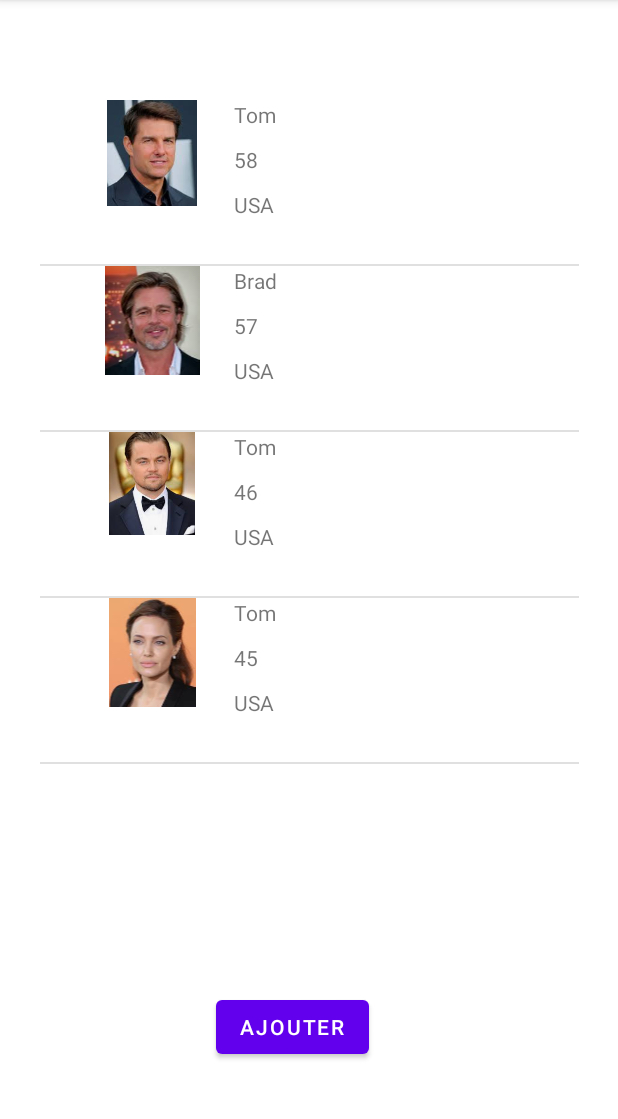
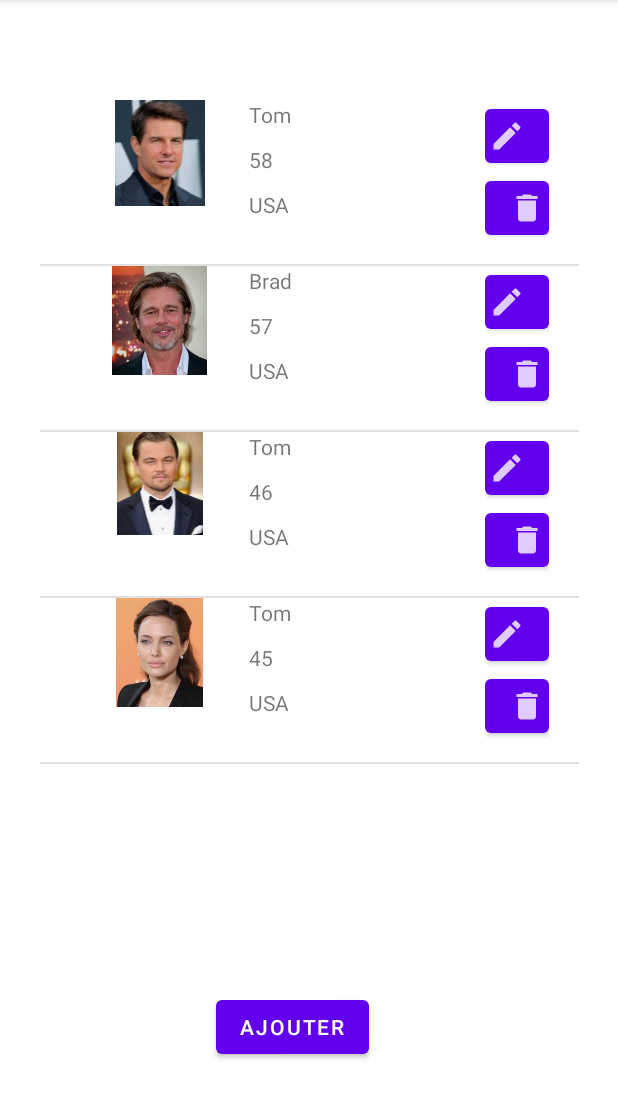
Before and after one commit to kuwano12/ListActor, an Android app: the screen it shows after launch (MainActivity), on a phone screen of 412 x 824 dp, the part 84-1203 px from its top. Run offline under Robolectric (Android 15) with nearby library versions, the phone set to English and light mode, and no system bars.

Commit message:
edit and delete button and editActorForm added

```diff
--- a/app/src/main/AndroidManifest.xml
+++ b/app/src/main/AndroidManifest.xml
@@ -9,7 +9,8 @@
         android:roundIcon="@mipmap/ic_launcher_round"
         android:supportsRtl="true"
         android:theme="@style/Theme.ListActor">
-        <activity android:name=".AddActorForm"></activity>
+        <activity android:name=".EditActorForm"></activity>
+        <activity android:name=".AddActorForm" />
         <activity android:name=".MainActivity">
             <intent-filter>
                 <action android:name="android.intent.action.MAIN" />
--- a/app/src/main/java/com/example/listactor/MainActivity.java
+++ b/app/src/main/java/com/example/listactor/MainActivity.java
@@ -18,7 +18,7 @@ import java.util.List;
 
 public class MainActivity extends AppCompatActivity {
     public static SQLiteDatabase db;
-    Button btnGoToAddForm;
+    Button btnGoToAddForm, btnEdit, btnDelete;
 
     @Override
     protected void onCreate(Bundle savedInstanceState) {
@@ -26,6 +26,10 @@ public class MainActivity extends AppCompatActivity {
         setContentView(R.layout.activity_main);
 
         btnGoToAddForm = (Button) findViewById(R.id.btnGoToAddForm);
+
+        btnEdit   = (Button) findViewById(R.id.btnEditActor);
+        btnDelete = (Button) findViewById(R.id.btnDeleteActor);
+
 
         db = openOrCreateDatabase("Cinema", Context.MODE_PRIVATE, null);
         db.execSQL("CREATE TABLE IF NOT EXISTS actor(name VARCHAR, age VARCHAR, country VARCHAR," +
@@ -71,7 +75,11 @@ public class MainActivity extends AppCompatActivity {
             Actor a = new Actor(c.getString(0), Integer.parseInt(c.getString(1)), c.getString(2), c.getString(3));
             list.add(a);
         }
-
         return list;
     }
+
+    public void goToEditForm(View v) {
+        Intent i = new Intent(getApplicationContext(), EditActorForm.class);
+        startActivity(i);
+    }
 }
--- /dev/null
+++ b/app/src/main/res/drawable-anydpi/ic_delete.xml
@@ -0,0 +1,11 @@
+<vector xmlns:android="http://schemas.android.com/apk/res/android"
+    android:width="24dp"
+    android:height="24dp"
+    android:viewportWidth="24"
+    android:viewportHeight="24"
+    android:tint="#FFFFFF"
+    android:alpha="0.8">
+  <path
+      android:fillColor="@android:color/white"
+      android:pathData="M6,19c0,1.1 0.9,2 2,2h8c1.1,0 2,-0.9 2,-2V7H6v12zM19,4h-3.5l-1,-1h-5l-1,1H5v2h14V4z"/>
+</vector>
--- /dev/null
+++ b/app/src/main/res/drawable-anydpi/ic_edit.xml
@@ -0,0 +1,11 @@
+<vector xmlns:android="http://schemas.android.com/apk/res/android"
+    android:width="24dp"
+    android:height="24dp"
+    android:viewportWidth="24"
+    android:viewportHeight="24"
+    android:tint="#FFFFFF"
+    android:alpha="0.8">
+  <path
+      android:fillColor="@android:color/white"
+      android:pathData="M3,17.25V21h3.75L17.81,9.94l-3.75,-3.75L3,17.25zM20.71,7.04c0.39,-0.39 0.39,-1.02 0,-1.41l-2.34,-2.34c-0.39,-0.39 -1.02,-0.39 -1.41,0l-1.83,1.83 3.75,3.75 1.83,-1.83z"/>
+</vector>
--- a/app/src/main/res/layout/activity_add_actor_form.xml
+++ b/app/src/main/res/layout/activity_add_actor_form.xml
@@ -10,13 +10,15 @@
         android:layout_width="match_parent"
         android:layout_height="match_parent"
         android:orientation="vertical"
+        android:layout_marginHorizontal="20dp"
         tools:layout_editor_absoluteX="109dp"
         tools:layout_editor_absoluteY="146dp">
 
         <TextView
             android:id="@+id/textView"
             android:layout_width="match_parent"
-            android:layout_height="wrap_content"
+            android:layout_height="48dp"
+            android:gravity="center"
             android:text="Ajouter un acteur" />
 
         <EditText
--- a/app/src/main/res/layout/list_item_layout.xml
+++ b/app/src/main/res/layout/list_item_layout.xml
@@ -28,7 +28,7 @@
                 app:srcCompat="@drawable/ic_launcher_foreground" />
 
             <LinearLayout
-                android:layout_width="match_parent"
+                android:layout_width="256dp"
                 android:layout_height="109dp"
                 android:layout_weight="1"
                 android:orientation="vertical">
@@ -49,6 +49,28 @@
                     android:layout_height="30dp" />
             </LinearLayout>
 
+            <LinearLayout
+                android:layout_width="142dp"
+                android:layout_height="match_parent"
+                android:layout_weight="1"
+                android:orientation="vertical">
+
+                <Button
+                    android:id="@+id/btnEditActor"
+                    android:layout_width="wrap_content"
+                    android:layout_height="wrap_content"
+                    android:drawableLeft="@drawable/ic_edit"
+                    android:drawableEnd="@drawable/ic_edit"
+                    android:drawableRight="@drawable/ic_edit" />
+
+                <Button
+                    android:id="@+id/btnDeleteActor"
+                    android:layout_width="wrap_content"
+                    android:layout_height="wrap_content"
+                    android:drawableLeft="@drawable/ic_delete" />
+
+            </LinearLayout>
+
         </LinearLayout>
 
     </LinearLayout>
```
Also changed, not shown: app/src/main/java/com/example/listactor/EditActorForm.java (added, +14 -0 lines), app/src/main/res/layout/activity_edit_actor_form.xml (added, +9 -0 lines), app/src/main/res/drawable-hdpi/ic_delete.png (added), app/src/main/res/drawable-hdpi/ic_edit.png (added), app/src/main/res/drawable-mdpi/ic_delete.png (added), app/src/main/res/drawable-mdpi/ic_edit.png (added), app/src/main/res/drawable-xhdpi/ic_delete.png (added), app/src/main/res/drawable-xhdpi/ic_edit.png (added), app/src/main/res/drawable-xxhdpi/ic_delete.png (added), app/src/main/res/drawable-xxhdpi/ic_edit.png (added).
